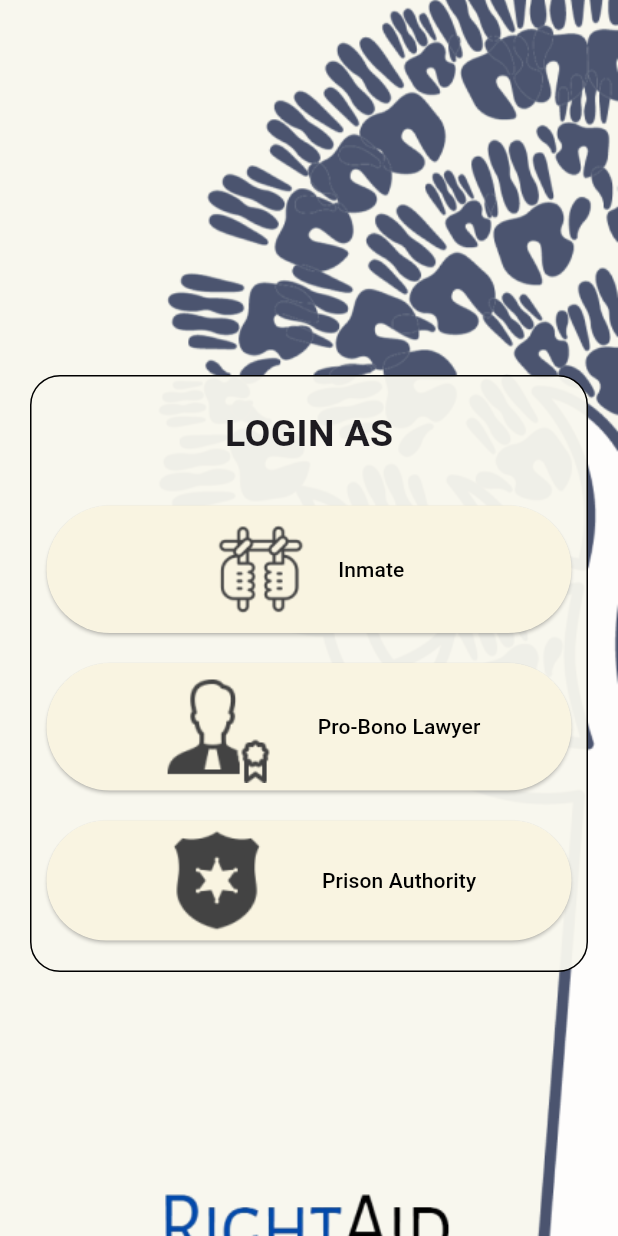
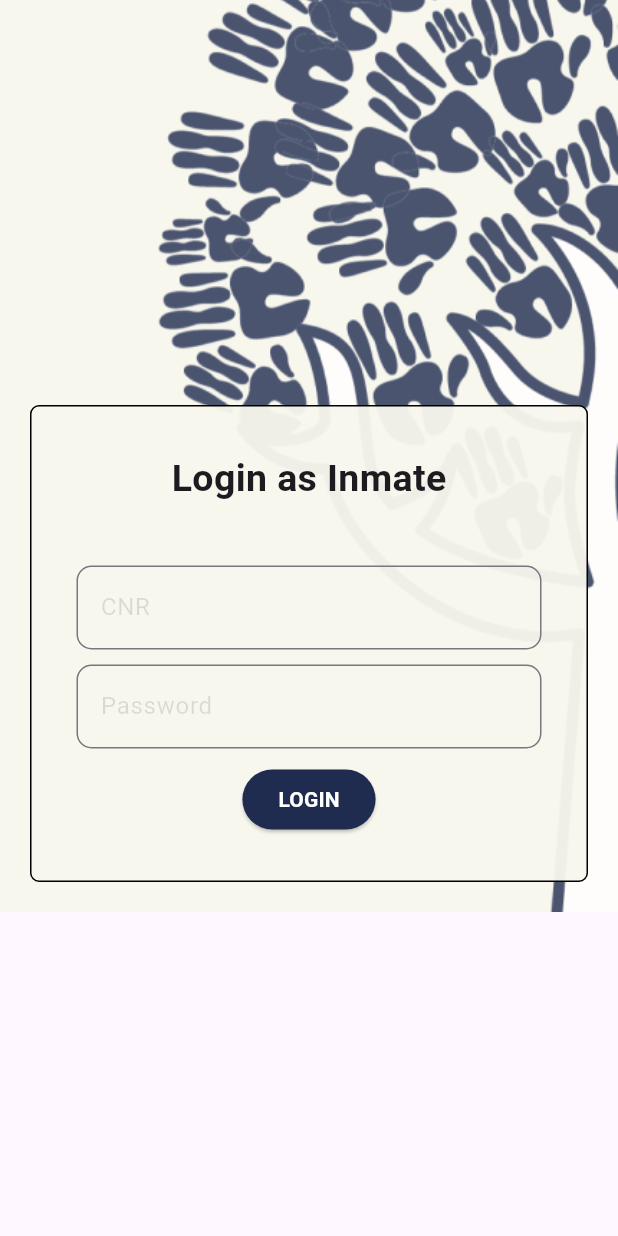
Before and after one commit to SwarupVishwas18/right-aid, a Flutter app: the screen it shows after launch, on a phone screen of 412 x 824 dp. Run offline on Flutter 3.47's test engine with Material 2 defaults, Android fonts, the phone set to English and light mode, and no system bars; our stand-ins replace firebase_core; accounts and stored records are empty.

Commit message:
Inmate Login

```diff
--- /dev/null
+++ b/right_aid/lib/inmate_login.dart
@@ -0,0 +1,112 @@
+import 'package:flutter/material.dart';
+
+class InmateLogin extends StatelessWidget {
+  const InmateLogin({super.key});
+
+  @override
+  Widget build(BuildContext context) {
+    return Scaffold(
+      body: Container(
+        decoration: const BoxDecoration(
+            image: DecorationImage(
+                image: AssetImage("assets/img/homebg.png"), fit: BoxFit.cover)),
+        child: SingleChildScrollView(
+          child: Column(children: [
+            const SizedBox(
+              height: 250,
+            ),
+            Padding(
+              padding: const EdgeInsets.symmetric(horizontal: 20, vertical: 20),
+              child: Container(
+                decoration: BoxDecoration(
+                  color: const Color.fromARGB(242, 248, 247, 238),
+                  border: Border.all(
+                      width: 1.0, color: const Color.fromARGB(255, 0, 0, 0)),
+                  borderRadius: const BorderRadius.all(Radius.circular(6)),
+                ),
+                child: Column(
+                  children: [
+                    const SizedBox(
+                      height: 30,
+                    ),
+                    const Text(
+                      "Login as Inmate",
+                      style:
+                          TextStyle(fontSize: 25, fontWeight: FontWeight.bold),
+                    ),
+                    const SizedBox(
+                      height: 30,
+                    ),
+                    Padding(
+                      padding: const EdgeInsets.symmetric(horizontal: 20),
+                      child: Column(
+                        children: [
+                          const SizedBox(
+                            height: 10,
+                          ),
+                          const Padding(
+                            padding: EdgeInsets.symmetric(horizontal: 10),
+                            child: TextField(
+                              decoration: InputDecoration(
+                                  border: OutlineInputBorder(
+                                      borderSide: BorderSide(
+                                          color: Colors.black, width: 1.0),
+                                      borderRadius: BorderRadius.horizontal(
+                                          left: Radius.circular(10),
+                                          right: Radius.circular(10))),
+                                  hintText: "CNR",
+                                  hintStyle: TextStyle(color: Colors.black12)),
+                            ),
+                          ),
+                          const SizedBox(
+                            height: 10,
+                          ),
+                          const Padding(
+                            padding: EdgeInsets.symmetric(horizontal: 10),
+                            child: TextField(
+                              decoration: InputDecoration(
+                                  border: OutlineInputBorder(
+                                      borderSide: BorderSide(
+                                          color: Colors.black, width: 1.0),
+                                      borderRadius: BorderRadius.horizontal(
+                                          left: Radius.circular(10),
+                                          right: Radius.circular(10))),
+                                  hintText: "Password",
+                                  hintStyle: TextStyle(color: Colors.black12)),
+                            ),
+                          ),
+                          const SizedBox(
+                            height: 10,
+                          ),
+                          Padding(
+                            padding: const EdgeInsets.symmetric(horizontal: 40),
+                            child: ElevatedButton(
+                              onPressed: () => {},
+                              style: ButtonStyle(
+                                  backgroundColor: MaterialStateProperty.all<
+                                          Color>(
+                                      const Color.fromARGB(255, 31, 44, 79))),
+                              child: const Text(
+                                "LOGIN",
+                                style: TextStyle(
+                                    fontWeight: FontWeight.bold,
+                                    color: Colors.white),
+                              ),
+                            ),
+                          )
+                        ],
+                      ),
+                    ),
+                    const SizedBox(
+                      height: 30,
+                    ),
+                  ],
+                ),
+              ),
+            )
+          ]),
+        ),
+      ),
+    );
+  }
+}
--- a/right_aid/lib/main.dart
+++ b/right_aid/lib/main.dart
@@ -1,4 +1,5 @@
 import 'package:flutter/material.dart';
+import 'package:right_aid/inmate_login.dart';
 
 void main() {
   runApp(const MyApp());
@@ -16,7 +17,7 @@ class MyApp extends StatelessWidget {
         colorScheme: ColorScheme.fromSeed(seedColor: Colors.deepPurple),
         useMaterial3: true,
       ),
-      home: const MyHomePage(title: 'Right Aid Project'),
+      home: const InmateLogin(),
     );
   }
 }
```
